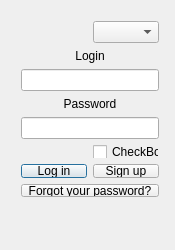
Groundy/CrackerJack, file sources/LoginWindow.ui: the form before one commit.
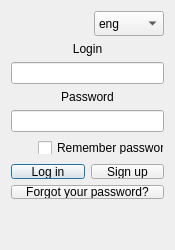
The form after the commit.

```diff
--- a/sources/LoginWindow.ui
+++ b/sources/LoginWindow.ui
@@ -43,17 +43,10 @@
   <property name="modal">
    <bool>false</bool>
   </property>
-  <widget class="QWidget" name="layoutWidget">
-   <property name="geometry">
-    <rect>
-     <x>10</x>
-     <y>10</y>
-     <width>160</width>
-     <height>236</height>
-    </rect>
-   </property>
+  <layout class="QVBoxLayout" name="verticalLayout">
+   <item>
    <layout class="QGridLayout" name="InterfaceLayout">
-    <item row="3" column="0" colspan="2">
+     <item row="5" column="0" colspan="2">
      <widget class="QLabel" name="passwordLabel">
       <property name="layoutDirection">
        <enum>Qt::LeftToRight</enum>
@@ -69,36 +62,7 @@
       </property>
      </widget>
     </item>
-    <item row="4" column="0" colspan="2">
-     <widget class="QLineEdit" name="passwordLine">
-      <property name="inputMask">
-       <string/>
-      </property>
-      <property name="echoMode">
-       <enum>QLineEdit::Password</enum>
-      </property>
-     </widget>
-    </item>
-    <item row="5" column="1">
-     <widget class="QCheckBox" name="remeberLoginChecbox">
-      <property name="sizePolicy">
-       <sizepolicy hsizetype="Minimum" vsizetype="Maximum">
-        <horstretch>0</horstretch>
-        <verstretch>0</verstretch>
-       </sizepolicy>
-      </property>
-      <property name="maximumSize">
-       <size>
-        <width>16777215</width>
-        <height>13</height>
-       </size>
-      </property>
-      <property name="text">
-       <string>CheckBox</string>
-      </property>
-     </widget>
-    </item>
-    <item row="0" column="0">
+     <item row="7" column="0">
      <spacer name="horizontalSpacer">
       <property name="orientation">
        <enum>Qt::Horizontal</enum>
@@ -111,7 +75,7 @@
       </property>
      </spacer>
     </item>
-    <item row="6" column="0" colspan="2">
+     <item row="8" column="0" colspan="2">
      <layout class="QGridLayout" name="buttonsLayout">
       <item row="0" column="0">
        <widget class="QPushButton" name="logInButton">
@@ -286,7 +250,10 @@
       </item>
      </layout>
     </item>
-    <item row="1" column="0" colspan="2">
+     <item row="4" column="0" colspan="2">
+      <widget class="QLineEdit" name="loginLine"/>
+     </item>
+     <item row="2" column="0" colspan="2">
      <widget class="QLabel" name="loginLabel">
       <property name="text">
        <string>Login</string>
@@ -296,14 +263,73 @@
       </property>
      </widget>
     </item>
-    <item row="2" column="0" colspan="2">
-     <widget class="QLineEdit" name="loginLine"/>
-    </item>
-    <item row="0" column="1">
-     <widget class="QComboBox" name="laungageComboBox"/>
-    </item>
-   </layout>
-  </widget>
+     <item row="6" column="0" colspan="2">
+      <widget class="QLineEdit" name="passwordLine">
+       <property name="inputMask">
+        <string/>
+       </property>
+       <property name="echoMode">
+        <enum>QLineEdit::Password</enum>
+       </property>
+      </widget>
+     </item>
+     <item row="7" column="1">
+      <widget class="QCheckBox" name="remeberLoginChecbox">
+       <property name="sizePolicy">
+        <sizepolicy hsizetype="Minimum" vsizetype="Maximum">
+         <horstretch>0</horstretch>
+         <verstretch>0</verstretch>
+        </sizepolicy>
+       </property>
+       <property name="maximumSize">
+        <size>
+         <width>16777215</width>
+         <height>13</height>
+        </size>
+       </property>
+       <property name="text">
+        <string>Remember password</string>
+       </property>
+      </widget>
+     </item>
+     <item row="0" column="1" alignment="Qt::AlignRight">
+      <widget class="QComboBox" name="laungageComboBox">
+       <property name="sizePolicy">
+        <sizepolicy hsizetype="Expanding" vsizetype="Expanding">
+         <horstretch>0</horstretch>
+         <verstretch>0</verstretch>
+        </sizepolicy>
+       </property>
+       <property name="minimumSize">
+        <size>
+         <width>70</width>
+         <height>25</height>
+        </size>
+       </property>
+       <property name="maximumSize">
+        <size>
+         <width>0</width>
+         <height>25</height>
+        </size>
+       </property>
+       <property name="placeholderText">
+        <string notr="true"/>
+       </property>
+       <item>
+        <property name="text">
+         <string>eng</string>
+        </property>
+       </item>
+       <item>
+        <property name="text">
+         <string>pl</string>
+        </property>
+       </item>
+      </widget>
+     </item>
+    </layout>
+   </item>
+  </layout>
  </widget>
  <layoutdefault spacing="6" margin="11"/>
  <tabstops>
```
Lines whose indentation alone changed are shown as unchanged.
